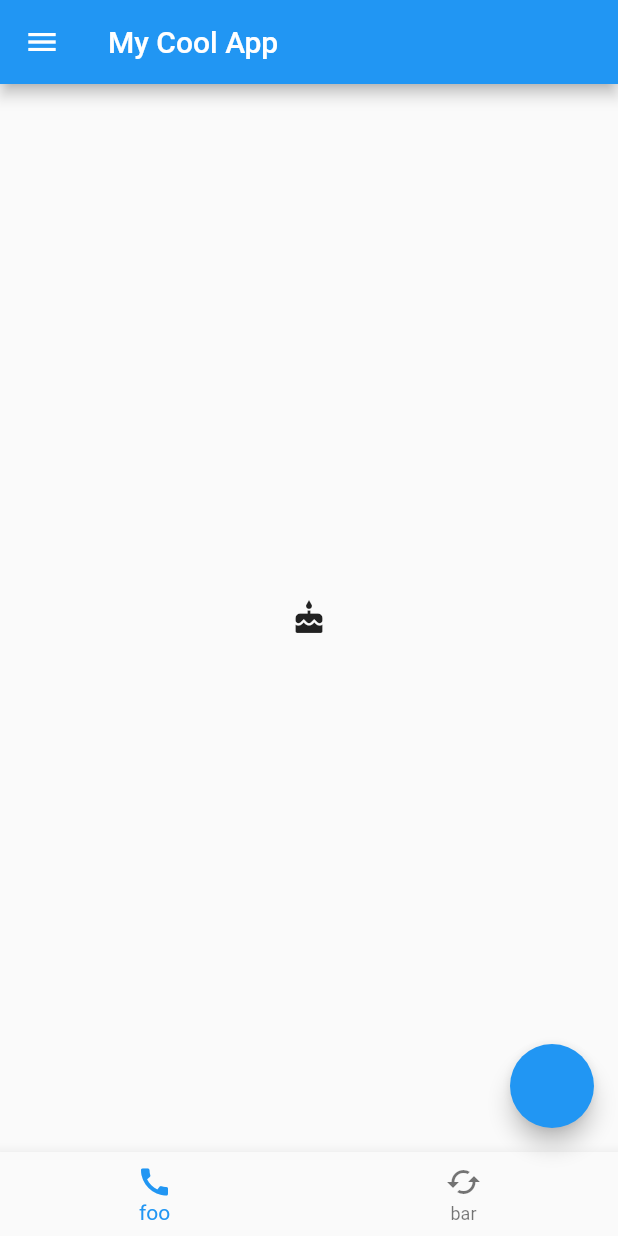
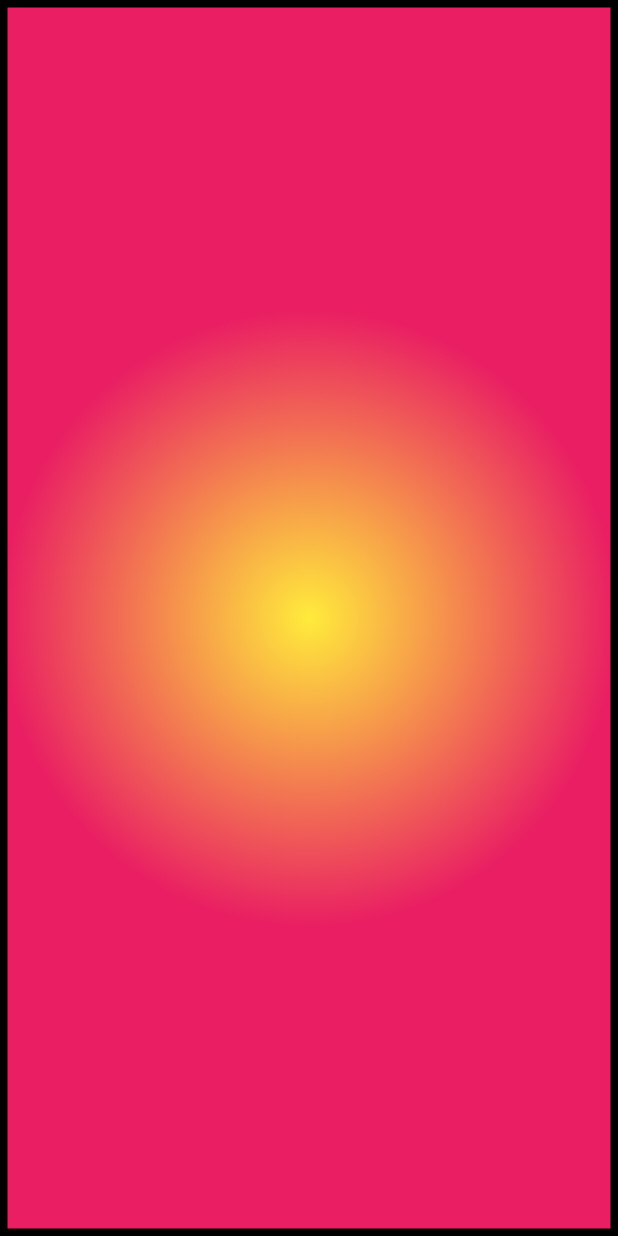
Before and after one commit to raloliver/qzapp, a Flutter app: the screen it shows after launch, on a phone screen of 412 x 824 dp. Run offline on Flutter 3.47's test engine with Material 2 defaults, Android fonts, the phone set to English and light mode, and no system bars.

Commit message:
decoration: BoxDecoration()

```diff
--- a/lib/main.dart
+++ b/lib/main.dart
@@ -7,18 +7,18 @@ class MyApp extends StatelessWidget {
   Widget build(BuildContext context) {
     return MaterialApp(
       home: Scaffold(
-        appBar: AppBar(
-          title: Text('My Cool App'),
-        ),
         body: Center(
-          child: Icon(Icons.cake),
-        ),
-        floatingActionButton: FloatingActionButton(onPressed: () {}),
-        drawer: Drawer(),
-        bottomNavigationBar: BottomNavigationBar(items: [
-          BottomNavigationBarItem(title: Text('foo'), icon: Icon(Icons.call)),
-          BottomNavigationBarItem(title: Text('bar'), icon: Icon(Icons.cached))
-        ]),
+            child: Container(
+          alignment: Alignment.center,
+          decoration: BoxDecoration(
+              color: Colors.blue,
+              border: Border.all(width: 5),
+              boxShadow: [
+                BoxShadow(offset: Offset(40, 40), color: Colors.pink),
+                BoxShadow(offset: Offset(20, 20), color: Colors.yellow),
+              ],
+              gradient: RadialGradient(colors: [Colors.yellow, Colors.pink])),
+        )),
       ),
     );
   }
```
